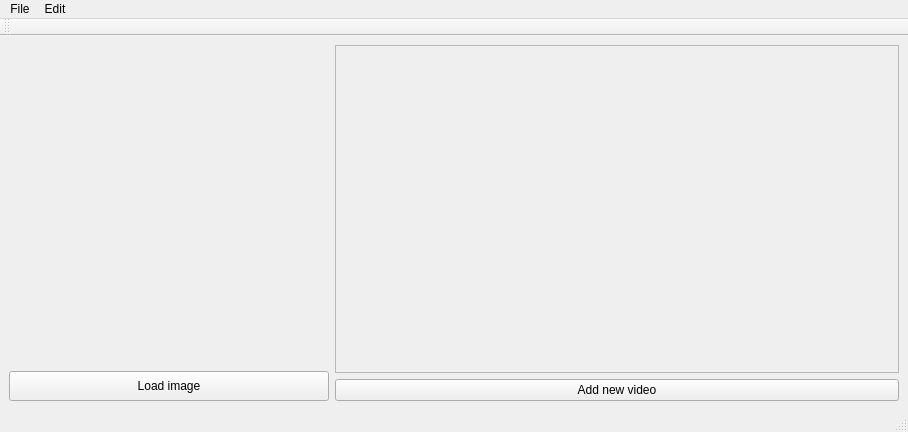
Old version of the form UI/BB/mainwindow.ui in the repository zexUlt/facerec.
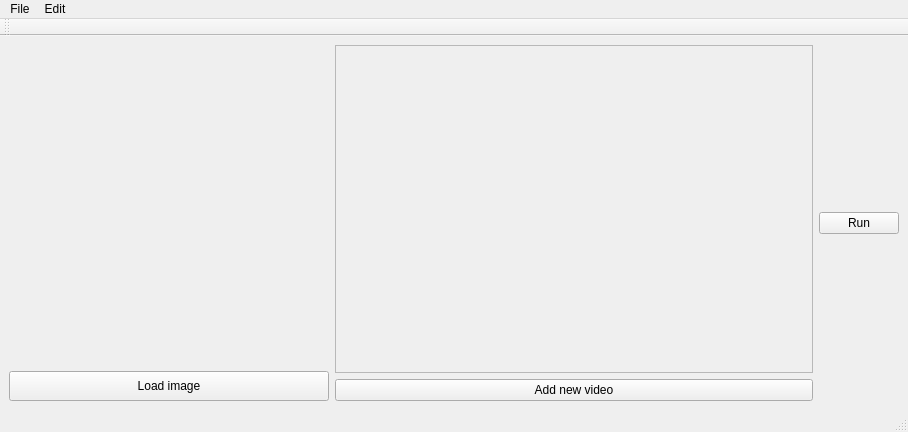
New version of the form.

```diff
--- a/UI/BB/mainwindow.ui
+++ b/UI/BB/mainwindow.ui
@@ -120,7 +120,7 @@
           <rect>
            <x>0</x>
            <y>0</y>
-           <width>558</width>
+           <width>472</width>
            <height>318</height>
           </rect>
          </property>
@@ -154,6 +154,13 @@
       </item>
      </layout>
     </item>
+    <item>
+     <widget class="QPushButton" name="runButton">
+      <property name="text">
+       <string>Run</string>
+      </property>
+     </widget>
+    </item>
    </layout>
   </widget>
   <widget class="QStatusBar" name="statusbar"/>
```
